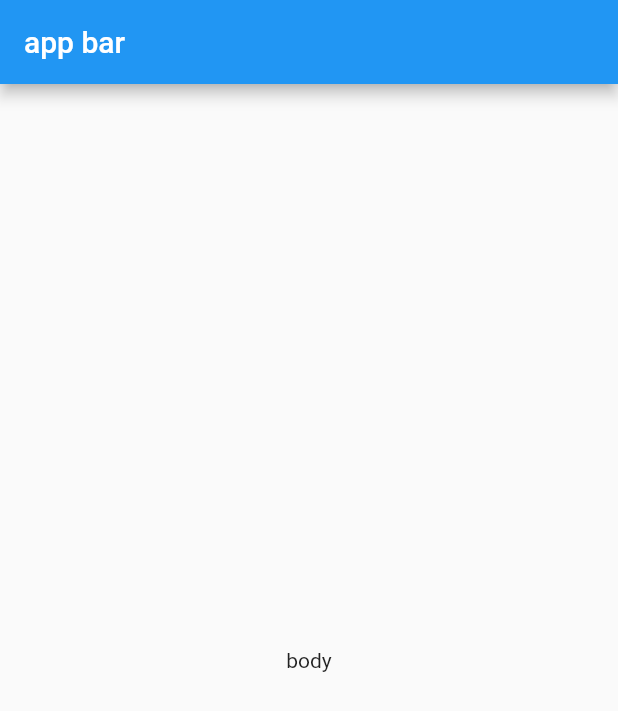
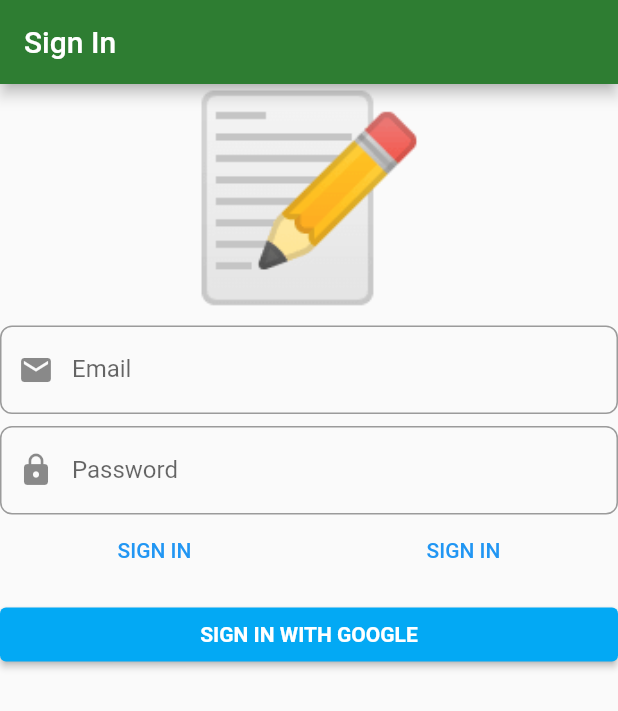
Before and after one commit to RuslanSivalnev/ddd_todo, a Flutter app: the screen it shows after launch, on a phone screen of 412 x 824 dp. Shown: the top 711 px of the screen. Run offline on Flutter 3.47's test engine with Material 2 defaults, Android fonts, the phone set to English and light mode, and no system bars; our stand-ins replace another_flushbar, bloc, dartz, firebase_auth, firebase_core, flutter_bloc and 4 more; accounts and stored records are empty.

Commit message:
l8 - added sign in layout

```diff
--- a/lib/main.dart
+++ b/lib/main.dart
@@ -1,31 +1,12 @@
+import 'package:firebase_core/firebase_core.dart';
 import 'package:flutter/material.dart';
 import 'package:flutter_to_do_ddd/injection.dart';
+import 'package:flutter_to_do_ddd/presentation/core/app_widget.dart';
 import 'package:injectable/injectable.dart';
 
-void main() {
+void main() async {
+  WidgetsFlutterBinding.ensureInitialized();
+  await Firebase.initializeApp();
   configureInjection(Environment.prod);
-  runApp(MyApp());
+  runApp(AppWidget());
 }
-
-class MyApp extends StatelessWidget {
-  // This widget is the root of your application.
-  @override
-  Widget build(BuildContext context) {
-    return MaterialApp(
-      title: 'Flutter Demo',
-      theme: ThemeData(
-        primarySwatch: Colors.blue,
-      ),
-      home: Scaffold(
-        appBar: AppBar(
-          title: Text('app bar'),
-        ),
-        body: Center(
-          child: Container(
-            child: const Text('body'),
-          ),
-        ),
-      ),
-    );
-  }
-}
--- /dev/null
+++ b/lib/presentation/core/app_widget.dart
@@ -0,0 +1,19 @@
+import 'package:flutter/material.dart';
+import 'package:flutter_to_do_ddd/presentation/sign_in/sign_in_page.dart';
+
+class AppWidget extends StatelessWidget {
+  @override
+  Widget build(BuildContext context) {
+    return MaterialApp(
+      title: 'Notes',
+      debugShowCheckedModeBanner: false,
+      theme: ThemeData.light().copyWith(
+          primaryColor: Colors.green[800],
+          accentColor: Colors.blueAccent,
+          inputDecorationTheme: InputDecorationTheme(
+            border: OutlineInputBorder(borderRadius: BorderRadius.circular(8)),
+          )),
+      home: SignInPage(),
+    );
+  }
+}
--- /dev/null
+++ b/lib/presentation/sign_in/sign_in_page.dart
@@ -0,0 +1,21 @@
+import 'package:flutter/material.dart';
+import 'package:flutter_bloc/flutter_bloc.dart';
+import 'package:flutter_to_do_ddd/application/auth/sign_in_form/sign_in_form_bloc.dart';
+import 'package:flutter_to_do_ddd/injection.dart';
+import 'package:flutter_to_do_ddd/presentation/sign_in/widgets/sign_in_form.dart';
+
+
+class SignInPage extends StatelessWidget {
+  @override
+  Widget build(BuildContext context) {
+    return Scaffold(
+      appBar: AppBar(
+        title: const Text('Sign In'),
+      ),
+      body: BlocProvider(
+        create: (context) => getIt<SignInFormBloc>(),
+        child: SignInForm(),
+      ),
+    );
+  }
+}
--- /dev/null
+++ b/lib/presentation/sign_in/widgets/sign_in_form.dart
@@ -0,0 +1,116 @@
+import 'package:another_flushbar/flushbar_helper.dart';
+import 'package:flutter/material.dart';
+import 'package:flutter_bloc/flutter_bloc.dart';
+import 'package:flutter_to_do_ddd/application/auth/sign_in_form/sign_in_form_bloc.dart';
+
+class SignInForm extends StatelessWidget {
+  @override
+  Widget build(BuildContext context) {
+    return BlocConsumer<SignInFormBloc, SignInFormState>(
+      listener: (context, state) {
+        state.authFailureOrSuccess.fold(
+          () => null,
+          (either) => either.fold(
+            (failure) => {
+              FlushbarHelper.createError(
+                message: failure.map(
+                  cancelledByUser: (_) => 'Cancelled',
+                  serverError: (_) => 'Server error',
+                  emailAlreadyInUse: (_) => 'Email already in use',
+                  invalidEmailAndPasswordCombination: (_) => 'Invalid email and password combination',
+                ),
+              ).show(context)
+            },
+            (_) => null,
+          ),
+        );
+      },
+      builder: (context, state) {
+        return Form(
+          autovalidate: state.showErrorMessages,
+          child: ListView(
+            children: [
+              const Text(
+                '📝',
+                textAlign: TextAlign.center,
+                style: TextStyle(fontSize: 130),
+              ),
+              const SizedBox(height: 8),
+              TextFormField(
+                decoration: const InputDecoration(
+                  prefixIcon: Icon(Icons.email),
+                  labelText: 'Email',
+                ),
+                autocorrect: false,
+                onChanged: (value) =>
+                    BlocProvider.of<SignInFormBloc>(context).add(SignInFormEvent.emailChanged(emailStr: value)),
+                validator: (_) => BlocProvider.of<SignInFormBloc>(context).state.emailAddress.value.fold(
+                      (f) => f.maybeMap(
+                        invalidEmail: (_) => 'Invalid Email',
+                        orElse: () => null,
+                      ),
+                      (_) => null,
+                    ),
+              ),
+              const SizedBox(height: 8),
+              TextFormField(
+                decoration: const InputDecoration(
+                  prefixIcon: Icon(Icons.lock),
+                  labelText: 'Password',
+                ),
+                autocorrect: false,
+                obscureText: true,
+                onChanged: (value) =>
+                    BlocProvider.of<SignInFormBloc>(context).add(SignInFormEvent.passwordChanged(passwordStr: value)),
+                validator: (_) => BlocProvider.of<SignInFormBloc>(context).state.password.value.fold(
+                      (f) => f.maybeMap(
+                        shortPassword: (_) => 'Short Password',
+                        orElse: () => null,
+                      ),
+                      (_) => null,
+                    ),
+              ),
+              Row(
+                children: [
+                  Expanded(
+                    child: TextButton(
+                      onPressed: () {
+                        BlocProvider.of<SignInFormBloc>(context).add(
+                          const SignInFormEvent.signInWithEmailAndPasswordPressed(),
+                        );
+                      },
+                      child: const Text('SIGN IN'),
+                    ),
+                  ),
+                  Expanded(
+                    child: TextButton(
+                      onPressed: () {
+                        BlocProvider.of<SignInFormBloc>(context).add(
+                          const SignInFormEvent.registerWithEmailAndPasswordPressed(),
+                        );
+                      },
+                      child: const Text('SIGN IN'),
+                    ),
+                  )
+                ],
+              ),
+              const SizedBox(height: 8),
+              ElevatedButton(
+                onPressed: () {
+                  BlocProvider.of<SignInFormBloc>(context).add(
+                    const SignInFormEvent.signInWithGooglePressed(),
+                  );
+                },
+                style: ElevatedButton.styleFrom(primary: Colors.lightBlue),
+                child: const Text(
+                  'SIGN IN WITH GOOGLE',
+                  style: TextStyle(color: Colors.white, fontWeight: FontWeight.bold),
+                ),
+              ),
+            ],
+          ),
+        );
+      },
+    );
+  }
+}
--- a/pubspec.yaml
+++ b/pubspec.yaml
@@ -34,6 +34,8 @@ dependencies:
   #bloc
   flutter_bloc: ^7.0.0-nullsafety.5
 
+  provider: ^5.0.0
+
   #firebase
   firebase_core: ^1.0.1
   firebase_auth: ^1.0.1
@@ -44,6 +46,8 @@ dependencies:
 
   #locator between bloc and ui
   get_it: ^6.0.0
+
+  another_flushbar: ^1.10.17
 
 
 dev_dependencies:
```
Also changed, not shown: lib/injection.config.dart, pubspec.lock, 1 other file.
